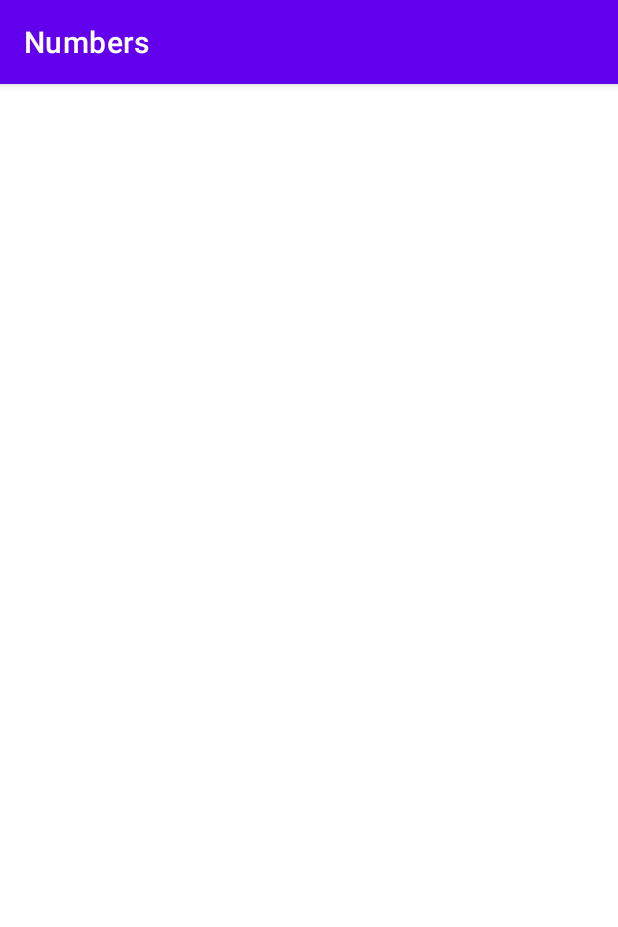
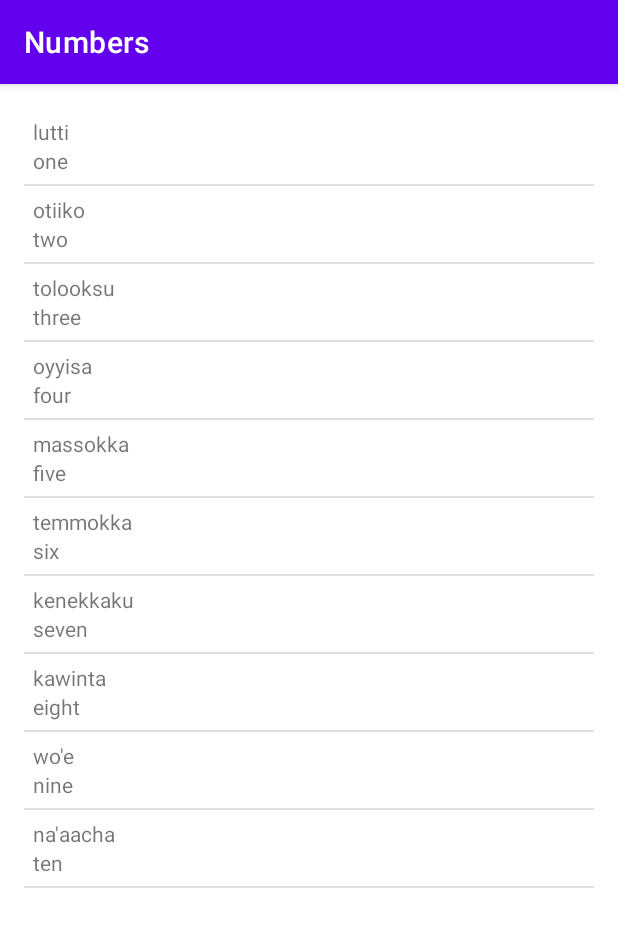
Before and after one commit to ad17ya/myMiwok, an Android app: the NumbersActivity screen opened directly, with no data from a screen before it, on a phone screen of 412 x 824 dp. Shown: the top 927 px of the screen. Run offline under Robolectric (Android 15) with nearby library versions, the phone set to English and light mode, and no system bars.

Commit message:
numbers activity updated.

```diff
--- a/app/src/main/java/com/dev/miwok/MainActivity.java
+++ b/app/src/main/java/com/dev/miwok/MainActivity.java
@@ -49,10 +49,9 @@ public class MainActivity extends AppCompatActivity {
         phrases.setOnClickListener(new View.OnClickListener(){
             @Override
             public void onClick(View view){
-                Intent phrasesIntent = new Intent(MainActivity.this, PhrasesActivity.class);
+                Intent phrasesIntent = new Intent(MainActivity.this,PhrasesActivity.class);
                 startActivity(phrasesIntent);
             }
         });
-
     }
 }
--- a/app/src/main/java/com/dev/miwok/NumbersActivity.java
+++ b/app/src/main/java/com/dev/miwok/NumbersActivity.java
@@ -3,6 +3,15 @@ package com.dev.miwok;
 import androidx.appcompat.app.AppCompatActivity;
 
 import android.os.Bundle;
+import android.widget.ArrayAdapter;
+import android.widget.LinearLayout;
+import android.widget.ListView;
+import android.widget.TextView;
+
+import org.w3c.dom.Text;
+
+import java.lang.reflect.Array;
+import java.util.ArrayList;
 
 public class NumbersActivity extends AppCompatActivity {
 
@@ -10,5 +19,22 @@ public class NumbersActivity extends AppCompatActivity {
     protected void onCreate(Bundle savedInstanceState) {
         super.onCreate(savedInstanceState);
         setContentView(R.layout.activity_numbers);
+
+        ArrayList<word> words = new ArrayList<word>();
+
+        words.add(new word("one","lutti"));
+        words.add(new word("two","otiiko"));
+        words.add(new word("three","tolooksu"));
+        words.add(new word("four","oyyisa"));
+        words.add(new word("five","massokka"));
+        words.add(new word("six","temmokka"));
+        words.add(new word("seven","kenekkaku"));
+        words.add(new word("eight","kawinta"));
+        words.add(new word("nine","wo'e"));
+        words.add(new word("ten","na'aacha"));
+
+        WordAdapter adapter = new WordAdapter(this,words);
+        ListView listView = (ListView) findViewById(R.id.list);
+        listView.setAdapter(adapter);
     }
 }
--- /dev/null
+++ b/app/src/main/java/com/dev/miwok/WordAdapter.java
@@ -0,0 +1,50 @@
+package com.dev.miwok;
+
+import android.app.Activity;
+import android.view.LayoutInflater;
+import android.view.View;
+import android.view.ViewGroup;
+import android.widget.ArrayAdapter;
+import android.widget.TextView;
+
+import androidx.annotation.NonNull;
+import androidx.annotation.Nullable;
+
+import java.util.ArrayList;
+
+public class WordAdapter extends ArrayAdapter<word> {
+
+    public WordAdapter(Activity context, ArrayList<word> words){
+        super(context,0,words);
+    }
+
+    @NonNull
+    @Override
+    public View getView(int position, View convertView, ViewGroup parent) {
+        // Check if the existing view is being reused, otherwise inflate the view
+        View listItemView = convertView;
+        if(listItemView == null) {
+            listItemView = LayoutInflater.from(getContext()).inflate(
+                    R.layout.list_item, parent, false);
+        }
+
+        // Get the {@link AndroidFlavor} object located at this position in the list
+        word currentWord = getItem(position);
+
+        // Find the TextView in the list_item.xml layout with the ID version_name
+        TextView miwokTextView = (TextView) listItemView.findViewById(R.id.miwok_text_view);
+        // Get the version name from the current AndroidFlavor object and
+        // set this text on the name TextView
+        miwokTextView.setText(currentWord.getMiwokTranslation());
+
+        // Find the TextView in the list_item.xml layout with the ID version_number
+        TextView defaultTextView = (TextView) listItemView.findViewById(R.id.default_text_view);
+        // Get the version number from the current AndroidFlavor object and
+        // set this text on the number TextView
+        defaultTextView.setText(currentWord.getDefaultTranslation());
+
+        // Return the whole list item layout (containing 2 TextViews and an ImageView)
+        // so that it can be shown in the ListView
+        return listItemView;
+    }
+}
--- /dev/null
+++ b/app/src/main/java/com/dev/miwok/word.java
@@ -0,0 +1,29 @@
+package com.dev.miwok;
+
+public class word {
+
+    private String mDefaultTranslation;
+
+    private String mMiwokTranslation;
+
+    public word(String mDefaultTranslation, String mMiwokTranslation) {
+        this.mDefaultTranslation = mDefaultTranslation;
+        this.mMiwokTranslation = mMiwokTranslation;
+    }
+
+    public String getDefaultTranslation() {
+        return mDefaultTranslation;
+    }
+
+    public void setDefaultTranslation(String mDefaultTranslation) {
+        this.mDefaultTranslation = mDefaultTranslation;
+    }
+
+    public String getMiwokTranslation() {
+        return mMiwokTranslation;
+    }
+
+    public void setMiwokTranslation(String mMiwokTranslation) {
+        this.mMiwokTranslation = mMiwokTranslation;
+    }
+}
--- a/app/src/main/res/layout/activity_numbers.xml
+++ b/app/src/main/res/layout/activity_numbers.xml
@@ -1,9 +1,13 @@
 <?xml version="1.0" encoding="utf-8"?>
-<androidx.constraintlayout.widget.ConstraintLayout xmlns:android="http://schemas.android.com/apk/res/android"
-    xmlns:app="http://schemas.android.com/apk/res-auto"
+<ListView xmlns:android="http://schemas.android.com/apk/res/android"
     xmlns:tools="http://schemas.android.com/tools"
+    android:id="@+id/list"
+    android:orientation="vertical"
     android:layout_width="match_parent"
     android:layout_height="match_parent"
-    tools:context=".NumbersActivity">
-
-</androidx.constraintlayout.widget.ConstraintLayout>
+    android:paddingBottom="@dimen/activity_vertical_margin"
+    android:paddingLeft="@dimen/activity_horizontal_margin"
+    android:paddingRight="@dimen/activity_horizontal_margin"
+    android:paddingTop="@dimen/activity_vertical_margin"
+    tools:context=".NumbersActivity"
+    />
--- /dev/null
+++ b/app/src/main/res/layout/list_item.xml
@@ -0,0 +1,23 @@
+<?xml version="1.0" encoding="utf-8"?>
+<LinearLayout xmlns:android="http://schemas.android.com/apk/res/android"
+    xmlns:tools="http://schemas.android.com/tools"
+    android:orientation="vertical" android:layout_width="match_parent"
+    android:layout_height="match_parent"
+    android:padding="6dp"
+    >
+
+    <TextView
+        android:layout_width="match_parent"
+        android:layout_height="wrap_content"
+        android:id="@+id/miwok_text_view"
+        tools:text="lutti"
+        />
+
+    <TextView
+        android:layout_width="match_parent"
+        android:layout_height="wrap_content"
+        android:id="@+id/default_text_view"
+        tools:text="one"
+        />
+
+</LinearLayout>
```
